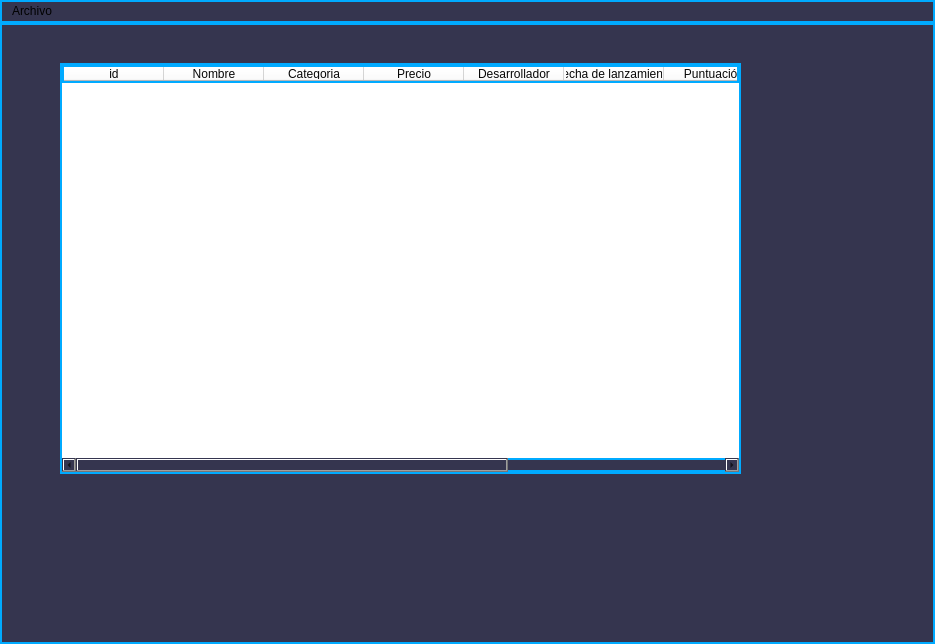
Above: views/videojuego.ui from joanmera/Gameverse_Interface before the change. Below: the same form after it.
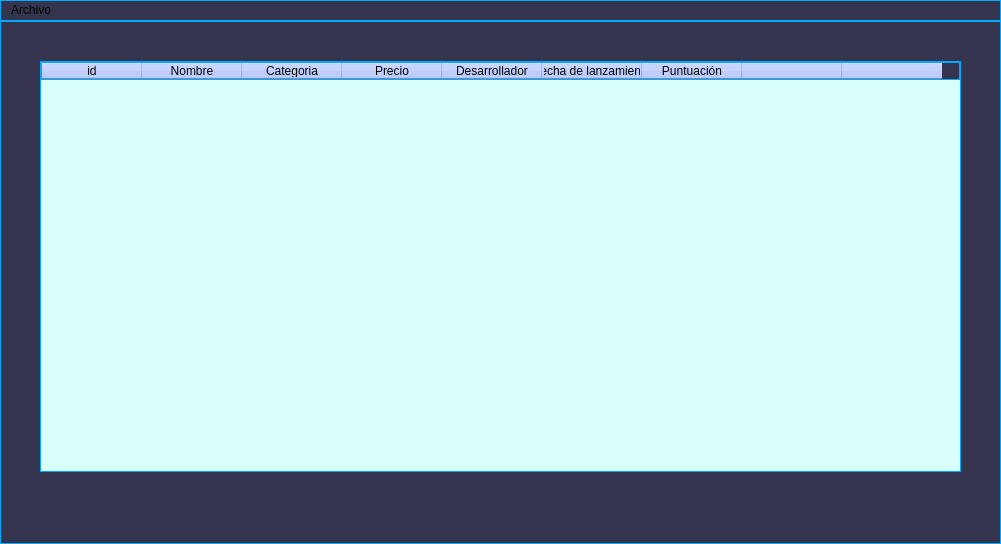
That is the form after the change.

What changed in the file:
```diff
--- a/views/videojuego.ui
+++ b/views/videojuego.ui
@@ -6,8 +6,8 @@
    <rect>
     <x>0</x>
     <y>0</y>
-    <width>935</width>
-    <height>644</height>
+    <width>1001</width>
+    <height>544</height>
    </rect>
   </property>
   <property name="windowTitle">
@@ -15,21 +15,38 @@
   </property>
   <property name="styleSheet">
    <string notr="true">background-color: rgb(53, 53, 79);
-border: 2px solid #00aaff; /* Contorno neon azul */</string>
+border: 1px solid #00aaff; /* Contorno neon azul */</string>
   </property>
   <widget class="QWidget" name="centralwidget">
    <widget class="QTableWidget" name="gameTable">
     <property name="geometry">
      <rect>
-      <x>60</x>
+      <x>40</x>
       <y>40</y>
-      <width>681</width>
+      <width>921</width>
       <height>411</height>
      </rect>
     </property>
     <property name="styleSheet">
-     <string notr="true">color: rgb(7, 7, 7);
-background-color: rgb(255, 255, 255);</string>
+     <string notr="true">QTableWidget {
+	color: rgb(201, 255, 252);
+    background-color: #d9fffb;; /* Fondo de la tabla (celeste muy tenue) */
+}
+
+QTableWidget QHeaderView:section {
+    background-color: #a9bdff ; /* Fondo del encabezado de la columna (celeste muy tenue) */
+    color: black; /* Color del texto del encabezado de la columna (negro) */
+}
+
+QTableWidget::item {
+    padding: 5px; /* Espaciado interno de las celdas */ 
+	color: black;
+}
+
+QTableWidget::item:selected {
+    background-color: #d1d1d1; /* Fondo de la celda seleccionada (celeste muy tenue) */
+    color: black; /* Color del texto de la celda seleccionada */
+}</string>
     </property>
     <column>
      <property name="text">
@@ -83,8 +100,8 @@
     <rect>
      <x>0</x>
      <y>0</y>
-     <width>935</width>
-     <height>22</height>
+     <width>1001</width>
+     <height>23</height>
     </rect>
    </property>
    <widget class="QMenu" name="menuArchivo">
```
